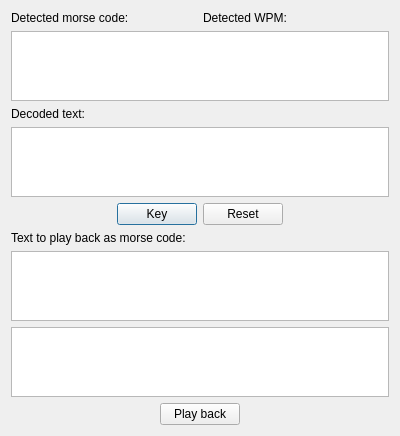
This is apps/morse_decoder/dialog.ui in MattMcLin/resonance as Qt 5 draws it before an edit. The edited form follows.
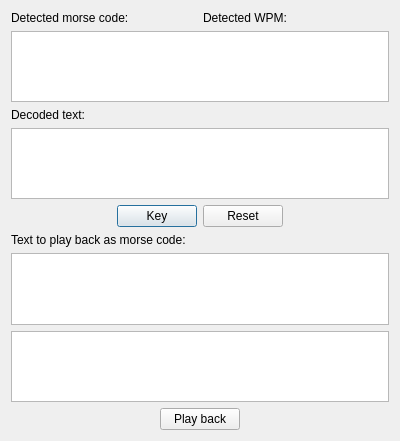
This is the edited form.

Commit message: Add screenshot of morsecode app, with git lfs.

The edit to the form file:
```diff
--- a/apps/morse_decoder/dialog.ui
+++ b/apps/morse_decoder/dialog.ui
@@ -7,7 +7,7 @@
     <x>0</x>
     <y>0</y>
     <width>400</width>
-    <height>364</height>
+    <height>441</height>
    </rect>
   </property>
   <property name="windowTitle">
```
Left out of the diff: 2 changed lines with no effect on the pictures. The commit also changes 2 other files.
